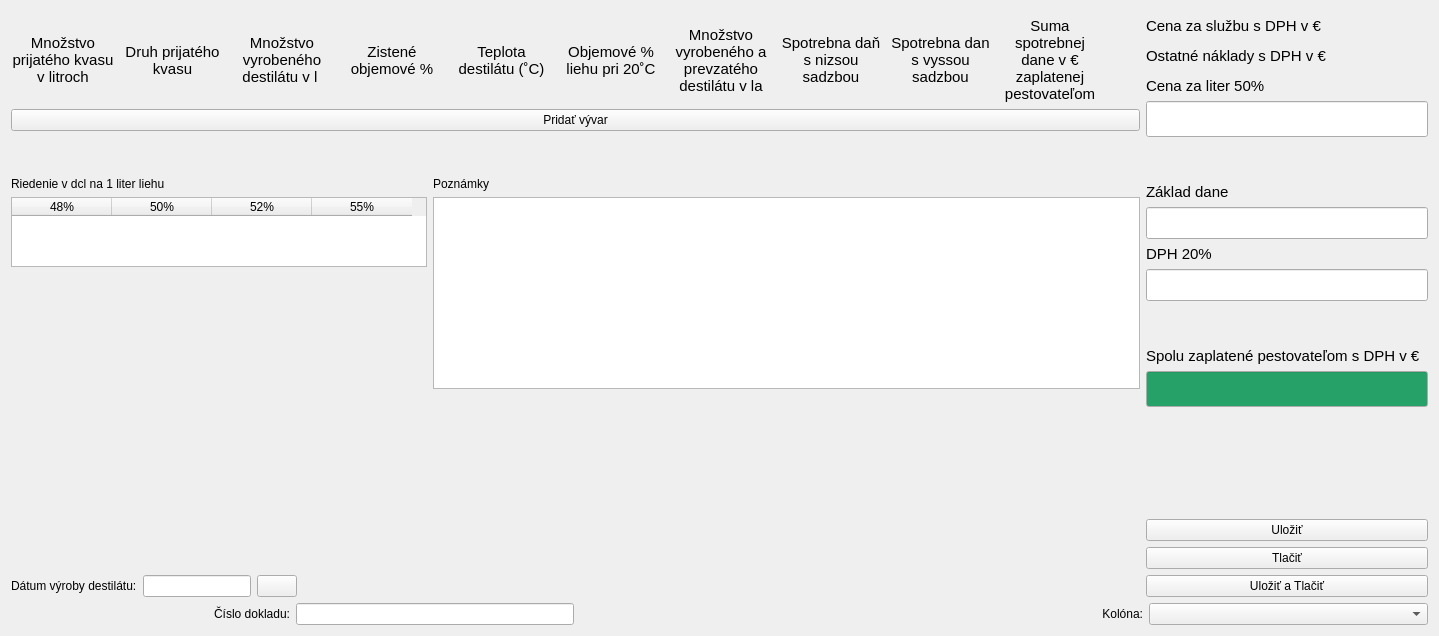
Above: src/ui/create_distilling_tab.ui from EduardFrlicka/Palenica-PyQt6 before the change. Below: the same form after it.
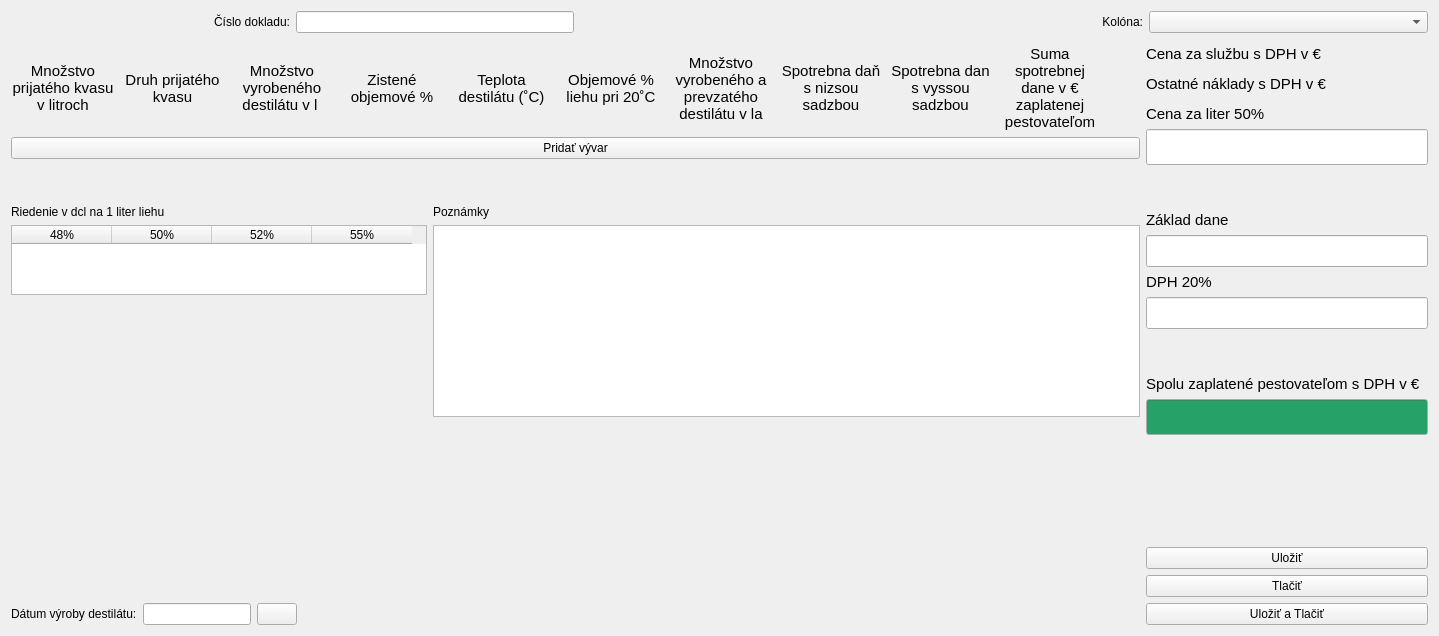
That is the form after the change. Icons and pictures are not drawn. Custom widgets are drawn as their Qt base class.

Commit message: basic distillings tab

```diff
--- a/src/ui/create_distilling_tab.ui
+++ b/src/ui/create_distilling_tab.ui
@@ -20,6 +20,69 @@
    <string>CreateDistillingTab</string>
   </property>
   <layout class="QVBoxLayout" name="verticalLayout">
+   <item>
+    <layout class="QHBoxLayout" name="horizontalLayout">
+     <item>
+      <widget class="QLabel" name="label">
+       <property name="text">
+        <string>Číslo dokladu:</string>
+       </property>
+       <property name="alignment">
+        <set>Qt::AlignmentFlag::AlignRight|Qt::AlignmentFlag::AlignTrailing|Qt::AlignmentFlag::AlignVCenter</set>
+       </property>
+      </widget>
+     </item>
+     <item>
+      <widget class="QLineEdit" name="le_mark">
+       <property name="sizePolicy">
+        <sizepolicy hsizetype="Preferred" vsizetype="Fixed">
+         <horstretch>0</horstretch>
+         <verstretch>0</verstretch>
+        </sizepolicy>
+       </property>
+      </widget>
+     </item>
+     <item>
+      <widget class="QLabel" name="label_year">
+       <property name="text">
+        <string/>
+       </property>
+       <property name="alignment">
+        <set>Qt::AlignmentFlag::AlignLeading|Qt::AlignmentFlag::AlignLeft|Qt::AlignmentFlag::AlignVCenter</set>
+       </property>
+      </widget>
+     </item>
+     <item>
+      <widget class="QLabel" name="label_2">
+       <property name="text">
+        <string>Kolóna:</string>
+       </property>
+       <property name="alignment">
+        <set>Qt::AlignmentFlag::AlignRight|Qt::AlignmentFlag::AlignTrailing|Qt::AlignmentFlag::AlignVCenter</set>
+       </property>
+      </widget>
+     </item>
+     <item>
+      <widget class="QComboBox" name="cb_production_line">
+       <item>
+        <property name="text">
+         <string/>
+        </property>
+       </item>
+       <item>
+        <property name="text">
+         <string>A</string>
+        </property>
+       </item>
+       <item>
+        <property name="text">
+         <string>B</string>
+        </property>
+       </item>
+      </widget>
+     </item>
+    </layout>
+   </item>
    <item>
     <widget class="CustomerHandler" name="customer_handler" native="true">
      <property name="sizePolicy">
@@ -822,69 +885,6 @@
      </item>
     </layout>
    </item>
-   <item>
-    <layout class="QHBoxLayout" name="horizontalLayout">
-     <item>
-      <widget class="QLabel" name="label">
-       <property name="text">
-        <string>Číslo dokladu:</string>
-       </property>
-       <property name="alignment">
-        <set>Qt::AlignmentFlag::AlignRight|Qt::AlignmentFlag::AlignTrailing|Qt::AlignmentFlag::AlignVCenter</set>
-       </property>
-      </widget>
-     </item>
-     <item>
-      <widget class="QLineEdit" name="le_mark">
-       <property name="sizePolicy">
-        <sizepolicy hsizetype="Preferred" vsizetype="Fixed">
-         <horstretch>0</horstretch>
-         <verstretch>0</verstretch>
-        </sizepolicy>
-       </property>
-      </widget>
-     </item>
-     <item>
-      <widget class="QLabel" name="label_year">
-       <property name="text">
-        <string/>
-       </property>
-       <property name="alignment">
-        <set>Qt::AlignmentFlag::AlignLeading|Qt::AlignmentFlag::AlignLeft|Qt::AlignmentFlag::AlignVCenter</set>
-       </property>
-      </widget>
-     </item>
-     <item>
-      <widget class="QLabel" name="label_2">
-       <property name="text">
-        <string>Kolóna:</string>
-       </property>
-       <property name="alignment">
-        <set>Qt::AlignmentFlag::AlignRight|Qt::AlignmentFlag::AlignTrailing|Qt::AlignmentFlag::AlignVCenter</set>
-       </property>
-      </widget>
-     </item>
-     <item>
-      <widget class="QComboBox" name="cb_production_line">
-       <item>
-        <property name="text">
-         <string/>
-        </property>
-       </item>
-       <item>
-        <property name="text">
-         <string>A</string>
-        </property>
-       </item>
-       <item>
-        <property name="text">
-         <string>B</string>
-        </property>
-       </item>
-      </widget>
-     </item>
-    </layout>
-   </item>
   </layout>
  </widget>
  <customwidgets>
```
Left out of the diff: 56 changed lines with no effect on the pictures. The commit also changes 8 other files.
